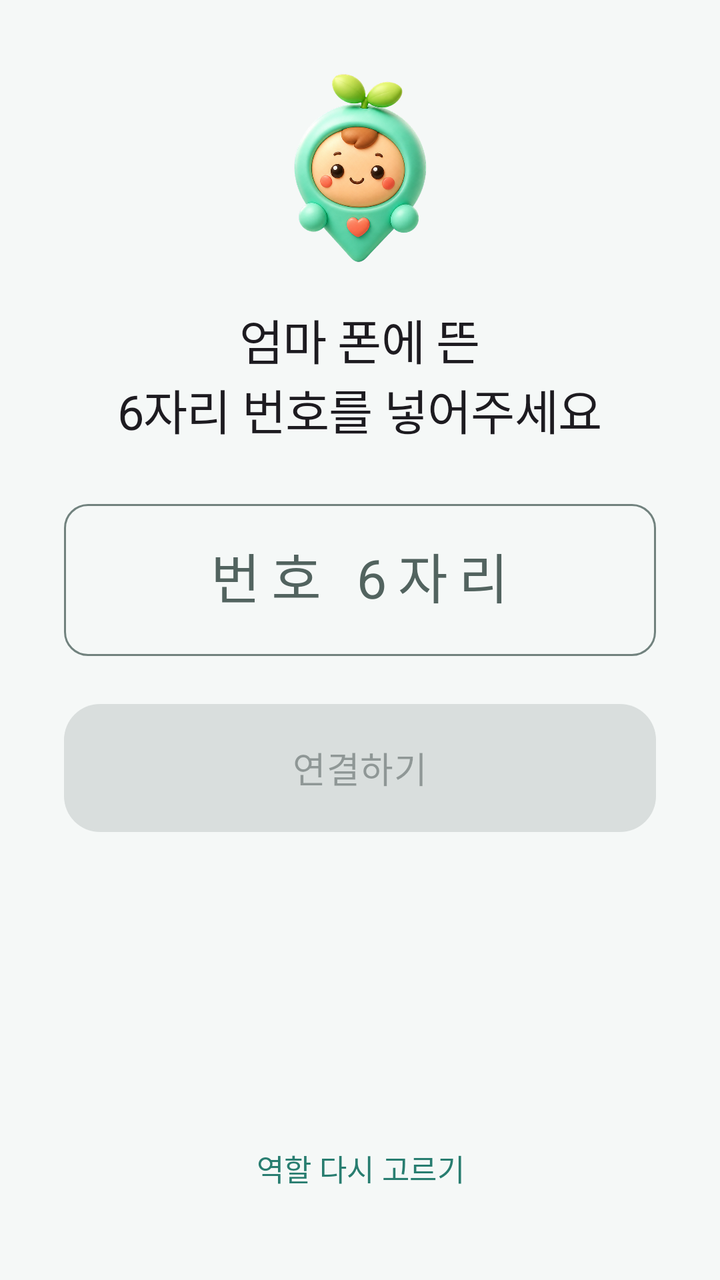
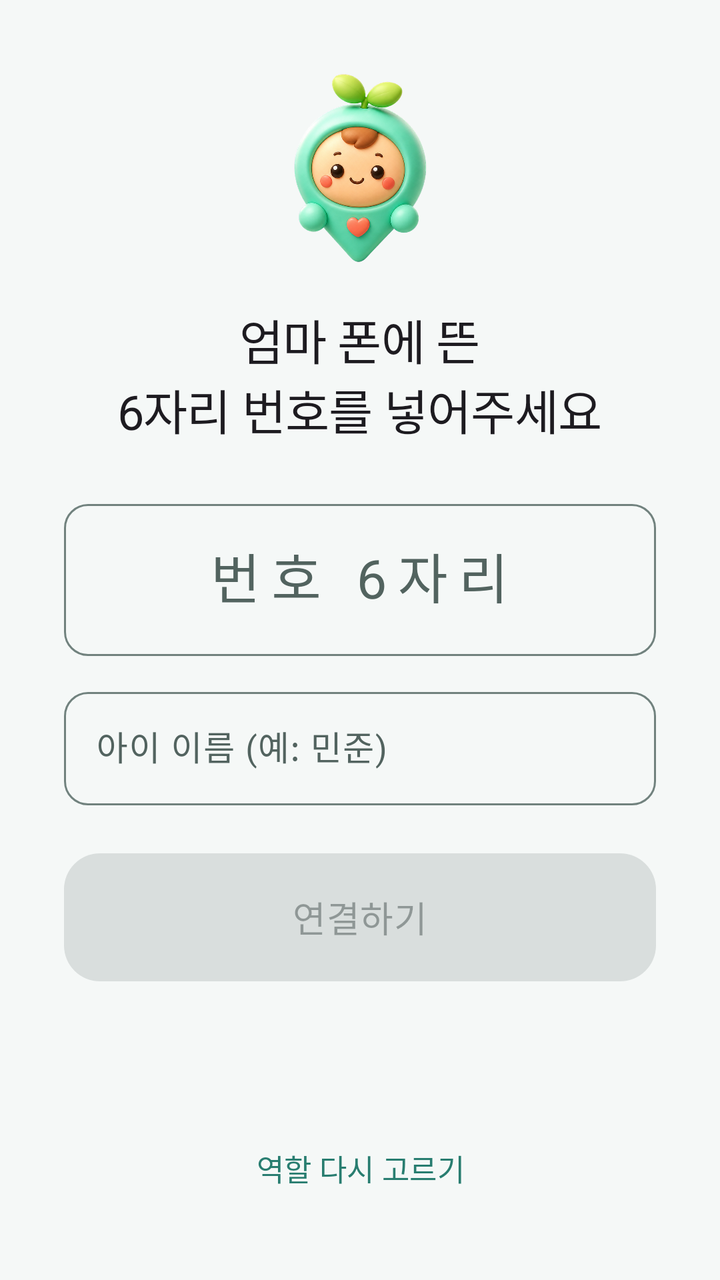

Screens rendered from an Android XML layout before and after an edit, with the pre-edit source and the edit as a unified diff.
<!-- AndroidManifest.xml: application theme Theme.KidCare -->
<!-- res/layout/activity_child_pairing.xml -->
<?xml version="1.0" encoding="utf-8"?>
<LinearLayout xmlns:android="http://schemas.android.com/apk/res/android"
    android:layout_width="match_parent"
    android:layout_height="match_parent"
    android:orientation="vertical"
    android:gravity="center"
    android:padding="32dp"
    android:fitsSystemWindows="true">

    <ImageView
        android:layout_width="104dp"
        android:layout_height="104dp"
        android:layout_marginBottom="16dp"
        android:importantForAccessibility="no"
        android:src="@drawable/mascot_3d" />

    <TextView
        android:layout_width="wrap_content"
        android:layout_height="wrap_content"
        android:layout_marginBottom="24dp"
        android:gravity="center"
        android:text="@string/pairing_child_title"
        android:textAppearance="?attr/textAppearanceHeadlineSmall" />

    <com.google.android.material.textfield.TextInputLayout
        android:layout_width="match_parent"
        android:layout_height="wrap_content">

        <com.google.android.material.textfield.TextInputEditText
            android:id="@+id/code_input"
            android:layout_width="match_parent"
            android:layout_height="wrap_content"
            android:gravity="center"
            android:hint="@string/pairing_child_hint"
            android:inputType="textCapCharacters"
            android:maxLength="8"
            android:letterSpacing="0.2"
            android:paddingVertical="20dp"
            android:textAppearance="?attr/textAppearanceHeadlineMedium" />
    </com.google.android.material.textfield.TextInputLayout>

    <TextView
        android:id="@+id/error_text"
        android:layout_width="match_parent"
        android:layout_height="wrap_content"
        android:layout_marginTop="12dp"
        android:background="?attr/colorErrorContainer"
        android:gravity="center"
        android:paddingHorizontal="16dp"
        android:paddingVertical="12dp"
        android:textAppearance="?attr/textAppearanceBodyMedium"
        android:textColor="?attr/colorOnErrorContainer"
        android:visibility="gone" />

    <com.google.android.material.button.MaterialButton
        android:id="@+id/join_button"
        android:layout_width="match_parent"
        android:layout_height="64dp"
        android:layout_marginTop="24dp"
        android:enabled="false"
        android:text="@string/pairing_child_join"
        android:textAppearance="?attr/textAppearanceTitleMedium" />

    
    <Space
        android:layout_width="match_parent"
        android:layout_height="0dp"
        android:layout_weight="1" />

    <com.google.android.material.button.MaterialButton
        android:id="@+id/reset_role_button"
        style="@style/Widget.KidCare.Button.Text"
        android:layout_width="wrap_content"
        android:layout_height="wrap_content"
        android:text="@string/pairing_reset_role_button" />
</LinearLayout>
<!-- resources referenced by this layout -->
<resources>
  <string name="pairing_child_hint">번호 6자리</string>
  <string name="pairing_child_join">연결하기</string>
  <string name="pairing_child_title">엄마 폰에 뜬\n6자리 번호를 넣어주세요</string>
  <string name="pairing_reset_role_button">역할 다시 고르기</string>
  <style parent="" name="ShapeAppearance.KidCare.Medium">
          <item name="cornerFamily">rounded</item>
          <item name="cornerSize">18dp</item>
      </style>
  <color name="sky">#287D70</color>
  <color name="on_accent">#FFFFFF</color>
  <color name="sky_soft">#D8EEE9</color>
  <color name="ink">#172522</color>
  <color name="apricot">#F2A65A</color>
  <color name="apricot_soft">#FFF0DF</color>
  <color name="on_apricot_soft">#4A2B0D</color>
  <color name="grass">#4EA970</color>
  <color name="grass_soft">#DDF3E4</color>
  <color name="berry_ink">#A23E3E</color>
  <color name="paper_card">#FFFFFF</color>
  <color name="berry_soft">#FCE7E7</color>
  <color name="on_berry_soft">#4B1717</color>
  <color name="paper">#F5F8F7</color>
  <color name="paper_fold">#E8F0EE</color>
  <color name="ink_soft">#52635F</color>
  <color name="line">#71827E</color>
  <color name="line_soft">#D8E3E0</color>
  <style parent="" name="ShapeAppearance.KidCare.ExtraSmall">
          <item name="cornerFamily">rounded</item>
          <item name="cornerSize">6dp</item>
      </style>
  <style parent="" name="ShapeAppearance.KidCare.Small">
          <item name="cornerFamily">rounded</item>
          <item name="cornerSize">12dp</item>
      </style>
  <style parent="" name="ShapeAppearance.KidCare.Large">
          <item name="cornerFamily">rounded</item>
          <item name="cornerSize">24dp</item>
      </style>
  <style parent="" name="ShapeAppearance.KidCare.ExtraLarge">
          <item name="cornerFamily">rounded</item>
          <item name="cornerSize">28dp</item>
      </style>
  <style name="TextAppearance.KidCare.TitleLarge" parent="TextAppearance.Material3.TitleLarge">
          <item name="android:textSize">21sp</item><item name="android:fontFamily">sans-serif-medium</item><item name="lineHeight">28sp</item>
      </style>
  <style name="TextAppearance.KidCare.TitleSmall" parent="TextAppearance.Material3.TitleSmall">
          <item name="android:textSize">16sp</item><item name="android:fontFamily">sans-serif-medium</item><item name="lineHeight">23sp</item>
      </style>
  <style name="TextAppearance.KidCare.BodyLarge" parent="TextAppearance.Material3.BodyLarge">
          <item name="android:textSize">17sp</item><item name="lineHeight">26sp</item>
      </style>
  <style name="TextAppearance.KidCare.BodyMedium" parent="TextAppearance.Material3.BodyMedium">
          <item name="android:textSize">15sp</item><item name="lineHeight">23sp</item>
      </style>
  <style name="TextAppearance.KidCare.BodySmall" parent="TextAppearance.Material3.BodySmall">
          <item name="android:textSize">13sp</item><item name="lineHeight">19sp</item>
      </style>
  <style name="TextAppearance.KidCare.LabelLarge" parent="TextAppearance.Material3.LabelLarge">
          <item name="android:textSize">15sp</item><item name="android:fontFamily">sans-serif-medium</item><item name="lineHeight">21sp</item>
      </style>
  <style name="TextAppearance.KidCare.LabelMedium" parent="TextAppearance.Material3.LabelMedium">
          <item name="android:textSize">13sp</item><item name="android:fontFamily">sans-serif-medium</item><item name="lineHeight">18sp</item>
      </style>
  <style name="TextAppearance.KidCare.LabelSmall" parent="TextAppearance.Material3.LabelSmall">
          <item name="android:textSize">12sp</item><item name="android:fontFamily">sans-serif-medium</item><item name="lineHeight">16sp</item>
      </style>
  <style parent="" name="ShapeAppearance.KidCare.Pill">
          <item name="cornerFamily">rounded</item>
          <item name="cornerSize">50%</item>
      </style>
  <!-- unchanged entries left out for length: 16 -->
</resources>

<!-- the commit's change to res/layout/activity_child_pairing.xml (unified diff, before → after) -->
@@ -15,6 +15,7 @@
         android:src="@drawable/mascot_3d" />
 
     <TextView
+        android:id="@+id/pairing_title"
         android:layout_width="wrap_content"
         android:layout_height="wrap_content"
         android:layout_marginBottom="24dp"
@@ -37,6 +38,20 @@
             android:letterSpacing="0.2"
             android:paddingVertical="20dp"
             android:textAppearance="?attr/textAppearanceHeadlineMedium" />
+    </com.google.android.material.textfield.TextInputLayout>
+
+    <com.google.android.material.textfield.TextInputLayout
+        android:layout_width="match_parent"
+        android:layout_height="wrap_content"
+        android:layout_marginTop="12dp">
+
+        <com.google.android.material.textfield.TextInputEditText
+            android:id="@+id/name_input"
+            android:layout_width="match_parent"
+            android:layout_height="wrap_content"
+            android:hint="@string/pairing_child_name_hint"
+            android:inputType="textPersonName"
+            android:maxLength="20" />
     </com.google.android.material.textfield.TextInputLayout>
 
     <TextView
<!-- resource entries referenced after the edit -->
@@ -2,6 +2,7 @@
 <resources>
   <string name="pairing_child_hint">번호 6자리</string>
   <string name="pairing_child_join">연결하기</string>
+  <string name="pairing_child_name_hint">아이 이름 (예: 민준)</string>
   <string name="pairing_child_title">엄마 폰에 뜬\n6자리 번호를 넣어주세요</string>
   <string name="pairing_reset_role_button">역할 다시 고르기</string>
   <style parent="" name="ShapeAppearance.KidCare.Medium">
